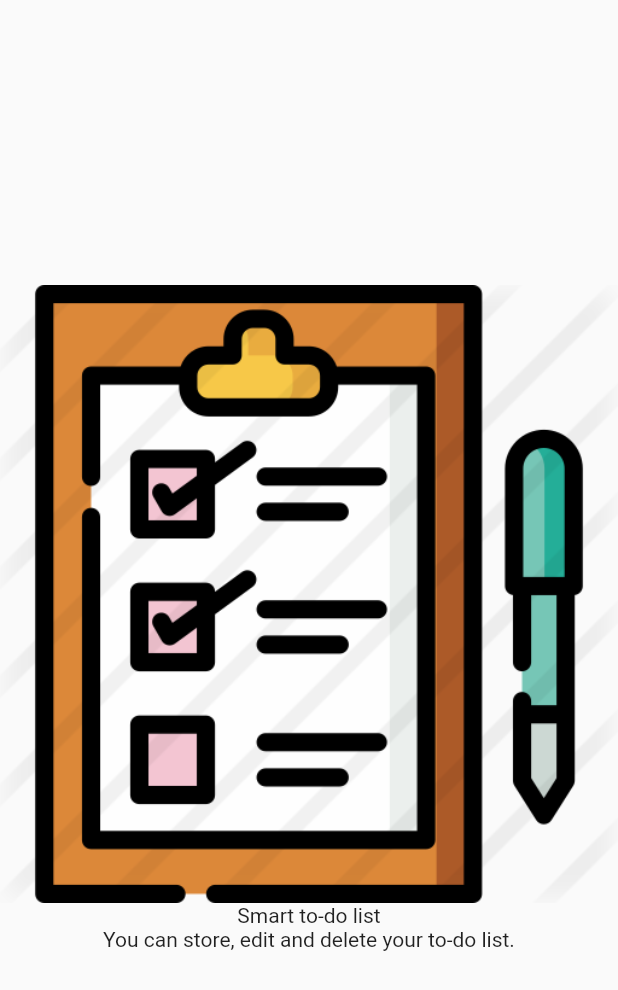
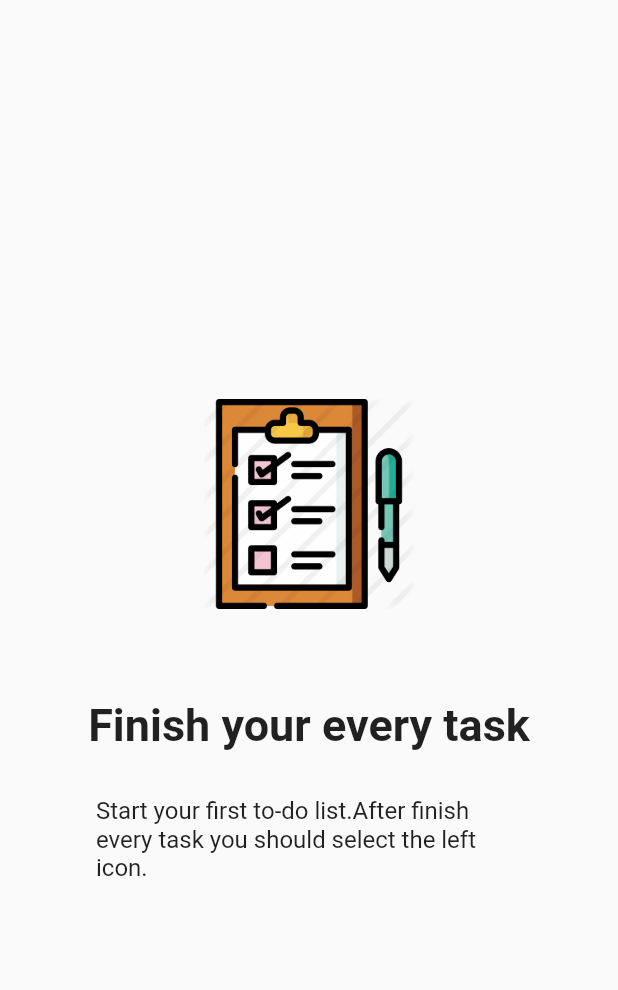
Before and after one commit to sakib556/To-Do-List-App-Sqflite-GetX-, a Flutter app: the screen it shows after launch, swiped to page 3, on a phone screen of 412 x 824 dp. Shown: the top 990 px of the screen. Run offline on Flutter 3.47's test engine with Material 2 defaults, Android fonts, the phone set to English and light mode, and no system bars.

Commit message:
onboarding page set up (some designs update)

```diff
--- a/lib/controllers/onboarding_controller.dart
+++ b/lib/controllers/onboarding_controller.dart
@@ -3,10 +3,10 @@ import 'package:to_do_list_app_flutter/models/onboarding_info.dart';
 class OnboardingController {
   List<OnboardingInfo> onboardingPages = [
     OnboardingInfo('assets/images/todo_logo1.png', 'Welcome',
-        'Now you can make your to-do list\nany time in your mobile.'),
+        'Now you can make your to-do list any time in your mobile.'),
     OnboardingInfo('assets/images/todo_logo2.png', 'Smart to-do list',
         'You can store, edit and delete your to-do list.'),
-    OnboardingInfo('assets/images/todo_logo3.png', 'Smart to-do list',
-        'You can store, edit and delete your to-do list.'),
+    OnboardingInfo('assets/images/todo_logo3.png', 'Finish your every task',
+        'Start your first to-do list.After finish every task you should select the left icon.'),
   ];
 }
--- a/lib/views/onboarding/onboarding_page.dart
+++ b/lib/views/onboarding/onboarding_page.dart
@@ -1,28 +1,54 @@
+import 'dart:ui';
+
 import 'package:flutter/material.dart';
 
 import '../../controllers/onboarding_controller.dart';
 
 class OnboardingPage extends StatelessWidget {
   OnboardingPage({Key? key}) : super(key: key);
-  final controller = OnboardingController();
+  final _controller = OnboardingController();
   @override
   Widget build(BuildContext context) {
     return SafeArea(
       child: Scaffold(
-          body: PageView.builder(
-              itemCount: controller.onboardingPages.length,
+          body: Stack(
+        children: [
+          PageView.builder(
+              itemCount: _controller.onboardingPages.length,
               itemBuilder: (context, index) {
                 return Container(
                   child: Column(
                     mainAxisAlignment: MainAxisAlignment.center,
                     children: [
-                      Image.asset(controller.onboardingPages[index].imageAsset),
-                      Text(controller.onboardingPages[index].title),
-                      Text(controller.onboardingPages[index].description),
+                      Image.asset(
+                        _controller.onboardingPages[index].imageAsset,
+                        width: 140,
+                        height: 200,
+                      ),
+                      SizedBox(
+                        height: 30,
+                      ),
+                      Text(
+                        _controller.onboardingPages[index].title,
+                        style: TextStyle(
+                            fontSize: 30, fontWeight: FontWeight.bold),
+                      ),
+                      SizedBox(
+                        height: 30,
+                      ),
+                      Padding(
+                        padding: const EdgeInsets.symmetric(horizontal: 64.0),
+                        child: Text(
+                          _controller.onboardingPages[index].description,
+                          style: TextStyle(fontSize: 16),
+                        ),
+                      ),
                     ],
                   ),
                 );
-              })),
+              }),
+        ],
+      )),
     );
   }
 }
```
Also changed, not shown: assets/images/todo_logo1.png, assets/images/todo_logo4.png (added), assets/images/todo_logo5.png (added).
